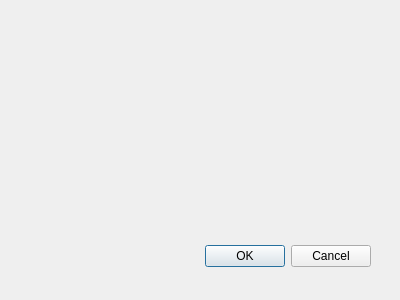
The window that ColumnSelectDialog.ui (joaconigro/QCalc) describes before a commit, drawn with Qt 5.
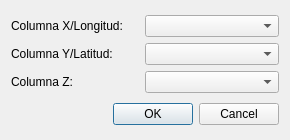
The same window after the commit.

Patch:
```diff
--- a/ColumnSelectDialog.ui
+++ b/ColumnSelectDialog.ui
@@ -8,22 +8,53 @@
    <rect>
     <x>0</x>
     <y>0</y>
-    <width>400</width>
-    <height>300</height>
+    <width>290</width>
+    <height>140</height>
    </rect>
   </property>
   <property name="windowTitle">
    <string>Dialog</string>
   </property>
-  <widget name="buttonBox" class="QDialogButtonBox">
-   <property name="geometry">
-    <rect>
-     <x>30</x>
-     <y>240</y>
-     <width>341</width>
-     <height>32</height>
-    </rect>
-   </property>
+  <layout class="QVBoxLayout" name="verticalLayout">
+   <item>
+    <layout class="QGridLayout" name="gridLayout">
+     <property name="horizontalSpacing">
+      <number>0</number>
+     </property>
+     <item row="0" column="0">
+      <widget class="QLabel" name="xLabel">
+       <property name="text">
+        <string>Columna X/Longitud:</string>
+       </property>
+      </widget>
+     </item>
+     <item row="0" column="1">
+      <widget class="QComboBox" name="XComboBox"/>
+     </item>
+     <item row="1" column="0">
+      <widget class="QLabel" name="label_2">
+       <property name="text">
+        <string>Columna Y/Latitud:</string>
+       </property>
+      </widget>
+     </item>
+     <item row="1" column="1">
+      <widget class="QComboBox" name="YComboBox"/>
+     </item>
+     <item row="2" column="0">
+      <widget class="QLabel" name="label_3">
+       <property name="text">
+        <string>Columna Z:</string>
+       </property>
+      </widget>
+     </item>
+     <item row="2" column="1">
+      <widget class="QComboBox" name="ZComboBox"/>
+     </item>
+    </layout>
+   </item>
+   <item>
+    <widget class="QDialogButtonBox" name="buttonBox">
    <property name="orientation">
     <enum>Qt::Horizontal</enum>
    </property>
@@ -31,6 +62,8 @@
     <set>QDialogButtonBox::Cancel|QDialogButtonBox::Ok</set>
    </property>
   </widget>
+   </item>
+  </layout>
  </widget>
  <pixmapfunction/>
  <resources/>
```
Left out of the diff: 9 changed lines with no effect on the pictures. Lines whose indentation alone changed are shown as unchanged.
